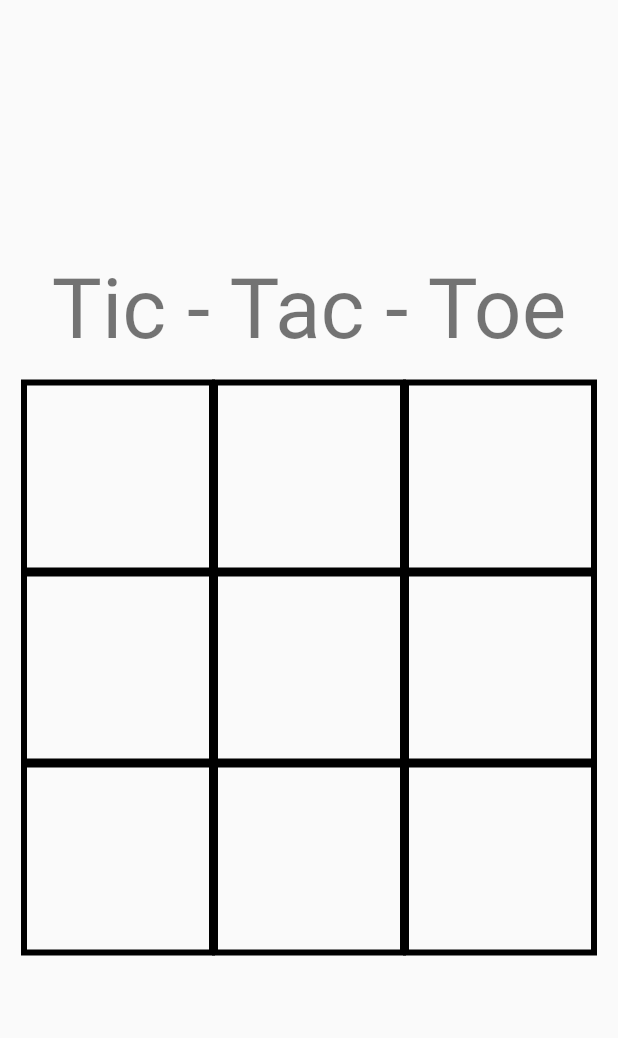
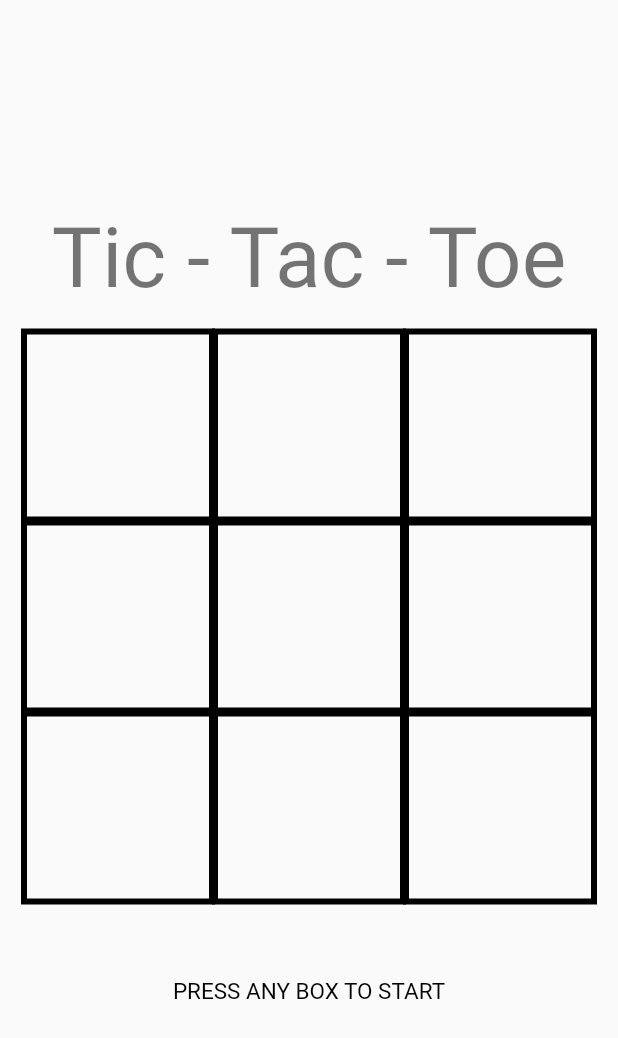
Before and after one commit to happyharis/ntu-flutter-workshop-2021, a Flutter app: the screen it shows after launch, on a phone screen of 412 x 824 dp. Shown: the top 1038 px of the screen. Run offline on Flutter 3.47's test engine with Material 2 defaults, Android fonts, the phone set to English and light mode, and no system bars; Roboto replaces fonts that are missing (Franchise, PressStart).

Commit message:
Add text at bottom of tic tac toe

```diff
--- a/tic_tac_toe/lib/main.dart
+++ b/tic_tac_toe/lib/main.dart
@@ -58,6 +58,17 @@ class _TicTacToeState extends State<TicTacToe> {
   @override
   Widget build(BuildContext context) {
     final haveWinner = winner != null;
+    final haveStarted = !tiles.every((element) => element == '');
+    String playButtonText() {
+      if (!haveStarted) {
+        return startText;
+      } else if (haveWinner) {
+        return gameOverText(winner);
+      } else {
+        return isPlayerTurn ? yourTurnText : opponentTurnText;
+      }
+    }
+
     return Scaffold(
       body: Center(
         child: Column(
@@ -83,7 +94,7 @@ class _TicTacToeState extends State<TicTacToe> {
                     shape: BeveledRectangleBorder(),
                   ),
                   child: Text(
-                    haveWinner ? 'Winner is $winner' : tiles[index],
+                    haveWinner ? winner! : tiles[index],
                     style: TextStyle(
                       fontSize: 110,
                       height: 1.1,
@@ -101,9 +112,31 @@ class _TicTacToeState extends State<TicTacToe> {
                 ),
               ),
             ),
+            SizedBox(height: 20),
+            TextButton(
+              onPressed: () {},
+              child: Text(
+                playButtonText().toUpperCase(),
+                textAlign: TextAlign.center,
+              ),
+              style: TextButton.styleFrom(
+                primary: Colors.black,
+                textStyle: TextStyle(
+                  fontFamily: 'PressStart',
+                  fontSize: 15,
+                ),
+              ),
+            ),
           ],
         ),
       ),
     );
   }
 }
+
+final startText = "Press any box to start";
+final yourTurnText = "Your turn";
+final opponentTurnText = "Opponent's turn";
+String gameOverText(String? winner) {
+  return "Winner is $winner.\n \n Press here to play again";
+}
```
